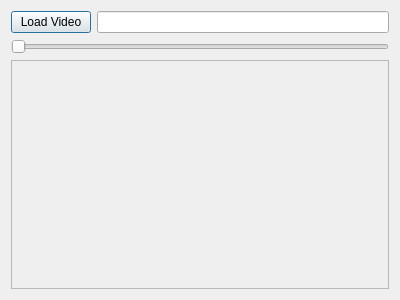
Above: plotjuggler_plugins/VideoViewer/video_dialog.ui from facontidavide/PlotJuggler before the change. Below: the same form after it.
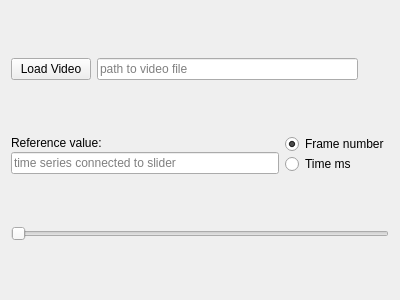
That is the form after the change.

```diff
--- a/plotjuggler_plugins/VideoViewer/video_dialog.ui
+++ b/plotjuggler_plugins/VideoViewer/video_dialog.ui
@@ -13,11 +13,14 @@
   <property name="windowTitle">
    <string>Video Player</string>
   </property>
-  <layout class="QVBoxLayout" name="verticalLayout" stretch="0,0,1">
+  <layout class="QVBoxLayout" name="verticalLayoutMain">
    <item>
     <layout class="QHBoxLayout" name="horizontalLayout">
      <item>
       <widget class="QPushButton" name="loadButton">
+       <property name="focusPolicy">
+        <enum>Qt::NoFocus</enum>
+       </property>
        <property name="text">
         <string>Load Video</string>
        </property>
@@ -25,10 +28,105 @@
      </item>
      <item>
       <widget class="QLineEdit" name="lineFilename">
+       <property name="focusPolicy">
+        <enum>Qt::NoFocus</enum>
+       </property>
        <property name="readOnly">
         <bool>true</bool>
        </property>
+       <property name="placeholderText">
+        <string>path to video file</string>
+       </property>
       </widget>
+     </item>
+     <item>
+      <widget class="QPushButton" name="clearButton">
+       <property name="minimumSize">
+        <size>
+         <width>25</width>
+         <height>25</height>
+        </size>
+       </property>
+       <property name="maximumSize">
+        <size>
+         <width>25</width>
+         <height>25</height>
+        </size>
+       </property>
+       <property name="text">
+        <string/>
+       </property>
+       <property name="flat">
+        <bool>true</bool>
+       </property>
+      </widget>
+     </item>
+    </layout>
+   </item>
+   <item>
+    <layout class="QHBoxLayout" name="horizontalLayout_2">
+     <item>
+      <layout class="QVBoxLayout" name="verticalLayout_2">
+       <property name="spacing">
+        <number>0</number>
+       </property>
+       <item>
+        <widget class="QLabel" name="label">
+         <property name="toolTip">
+          <string>&lt;html&gt;&lt;head/&gt;&lt;body&gt;&lt;p&gt;Drag and Drop a curve/series here.&lt;/p&gt;&lt;p&gt;&lt;br/&gt;&lt;/p&gt;&lt;p&gt;If this number contain the &lt;span style=&quot; font-weight:600;&quot;&gt;frame number&lt;/span&gt; or the &lt;span style=&quot; font-weight:600;&quot;&gt;relative time in milliseconds &lt;/span&gt;the slider will be moved accordingly when the vertical tracker is updated.&lt;/p&gt;&lt;/body&gt;&lt;/html&gt;</string>
+         </property>
+         <property name="text">
+          <string>Reference value:</string>
+         </property>
+        </widget>
+       </item>
+       <item>
+        <widget class="QLineEdit" name="lineEditReference">
+         <property name="focusPolicy">
+          <enum>Qt::NoFocus</enum>
+         </property>
+         <property name="dragEnabled">
+          <bool>true</bool>
+         </property>
+         <property name="readOnly">
+          <bool>true</bool>
+         </property>
+         <property name="placeholderText">
+          <string>time series connected to slider</string>
+         </property>
+        </widget>
+       </item>
+      </layout>
+     </item>
+     <item>
+      <layout class="QVBoxLayout" name="verticalLayout">
+       <property name="spacing">
+        <number>0</number>
+       </property>
+       <item>
+        <widget class="QRadioButton" name="radioButtonFrame">
+         <property name="focusPolicy">
+          <enum>Qt::NoFocus</enum>
+         </property>
+         <property name="text">
+          <string>Frame number</string>
+         </property>
+         <property name="checked">
+          <bool>true</bool>
+         </property>
+        </widget>
+       </item>
+       <item>
+        <widget class="QRadioButton" name="radioButtonTime">
+         <property name="focusPolicy">
+          <enum>Qt::NoFocus</enum>
+         </property>
+         <property name="text">
+          <string>Time ms</string>
+         </property>
+        </widget>
+       </item>
+      </layout>
      </item>
     </layout>
    </item>
@@ -39,16 +137,6 @@
      </property>
     </widget>
    </item>
-   <item>
-    <widget class="QFrame" name="videoFrame">
-     <property name="frameShape">
-      <enum>QFrame::StyledPanel</enum>
-     </property>
-     <property name="frameShadow">
-      <enum>QFrame::Raised</enum>
-     </property>
-    </widget>
-   </item>
   </layout>
  </widget>
  <resources/>
```
